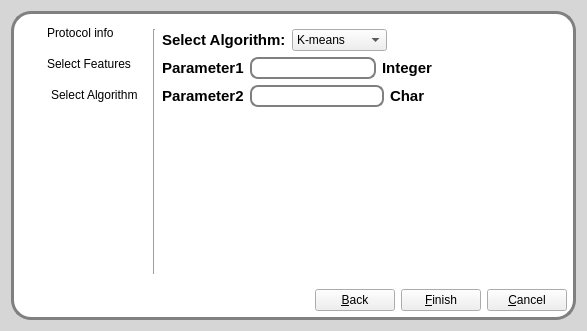
The window that src/romeo/view/dialogs/protocoldialog.ui (AlbertoSimioni/Romeo) describes before a commit, drawn with Qt 5.
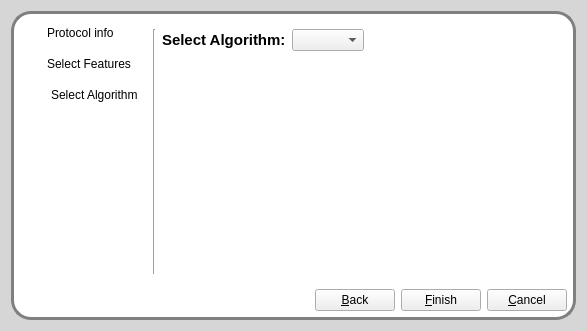
The same window after the commit. Icons and pictures are not drawn.

The edit to the form file:
```diff
--- a/src/romeo/view/dialogs/protocoldialog.ui
+++ b/src/romeo/view/dialogs/protocoldialog.ui
@@ -835,23 +835,7 @@
                </widget>
               </item>
               <item>
-               <widget class="QComboBox" name="AlgorithmCombo">
-                <item>
-                 <property name="text">
-                  <string>K-means</string>
-                 </property>
-                </item>
-                <item>
-                 <property name="text">
-                  <string>Fuzzy</string>
-                 </property>
-                </item>
-                <item>
-                 <property name="text">
-                  <string>Hierarchical</string>
-                 </property>
-                </item>
-               </widget>
+               <widget class="QComboBox" name="AlgorithmCombo"/>
               </item>
               <item>
                <spacer name="horizontalSpacer">
@@ -870,74 +854,6 @@
             </item>
             <item>
              <layout class="QVBoxLayout" name="parameterLayout">
-              <item>
-               <layout class="QHBoxLayout" name="horizontalLayout_4">
-                <item>
-                 <widget class="QLabel" name="label_18">
-                  <property name="text">
-                   <string>Parameter1</string>
-                  </property>
-                 </widget>
-                </item>
-                <item>
-                 <widget class="QLineEdit" name="lineEdit_8"/>
-                </item>
-                <item>
-                 <widget class="QLabel" name="label_19">
-                  <property name="text">
-                   <string>Integer</string>
-                  </property>
-                 </widget>
-                </item>
-                <item>
-                 <spacer name="horizontalSpacer_2">
-                  <property name="orientation">
-                   <enum>Qt::Horizontal</enum>
-                  </property>
-                  <property name="sizeHint" stdset="0">
-                   <size>
-                    <width>40</width>
-                    <height>20</height>
-                   </size>
-                  </property>
-                 </spacer>
-                </item>
-               </layout>
-              </item>
-              <item>
-               <layout class="QHBoxLayout" name="horizontalLayout_2">
-                <item>
-                 <widget class="QLabel" name="label_20">
-                  <property name="text">
-                   <string>Parameter2</string>
-                  </property>
-                 </widget>
-                </item>
-                <item>
-                 <widget class="QLineEdit" name="lineEdit_9"/>
-                </item>
-                <item>
-                 <widget class="QLabel" name="label_21">
-                  <property name="text">
-                   <string>Char</string>
-                  </property>
-                 </widget>
-                </item>
-                <item>
-                 <spacer name="horizontalSpacer_3">
-                  <property name="orientation">
-                   <enum>Qt::Horizontal</enum>
-                  </property>
-                  <property name="sizeHint" stdset="0">
-                   <size>
-                    <width>40</width>
-                    <height>20</height>
-                   </size>
-                  </property>
-                 </spacer>
-                </item>
-               </layout>
-              </item>
               <item>
                <spacer name="verticalSpacer_7">
                 <property name="orientation">
```
